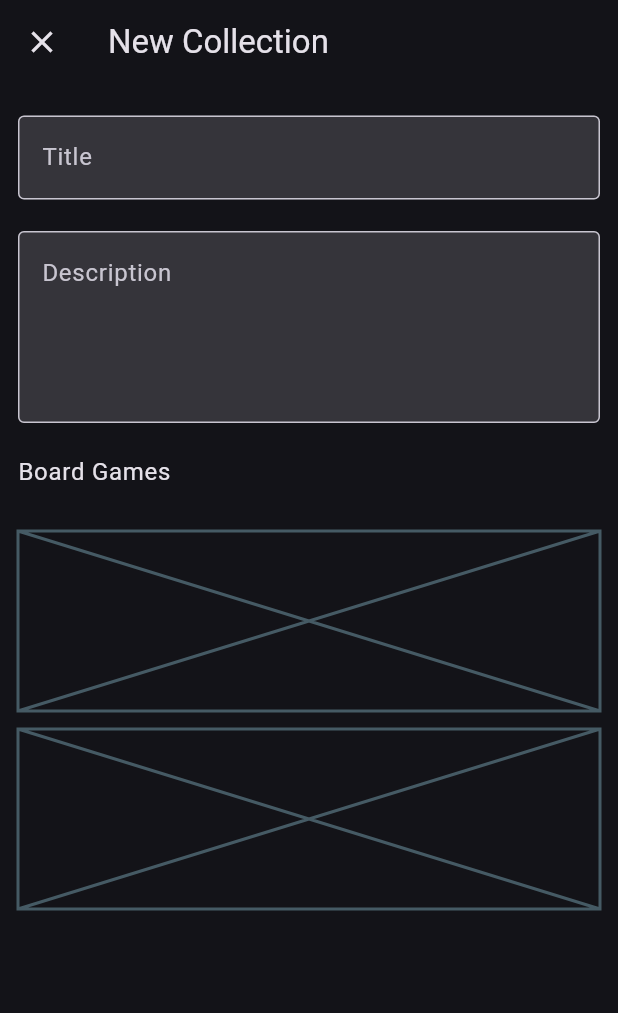
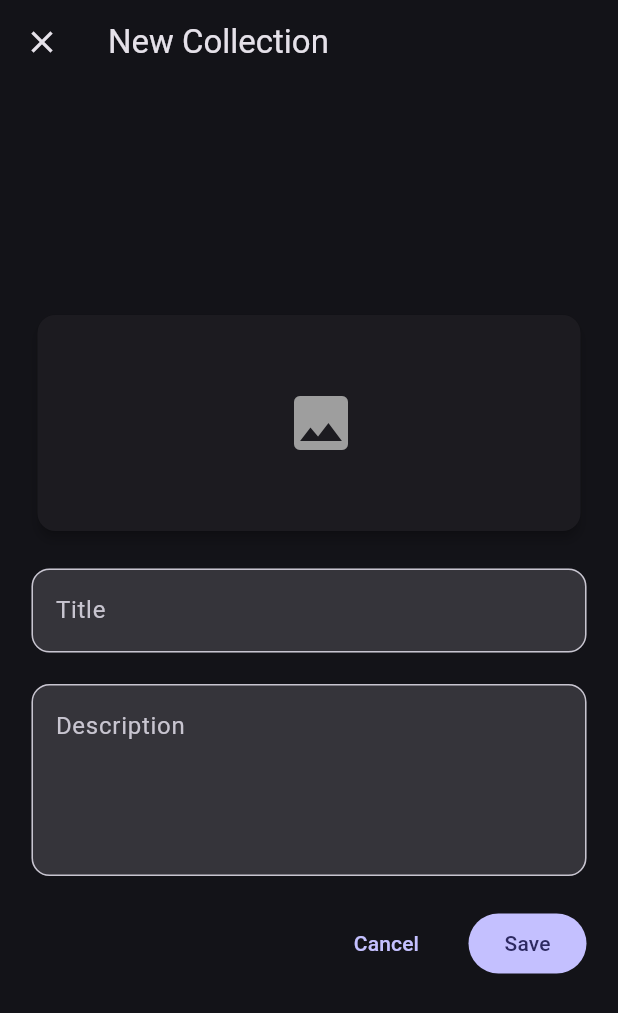
Before and after one commit to ArthurFcc/project_emperor, a Flutter app: the CollectionList screen opened directly, after a tap on the "add" icon, on a phone screen of 412 x 824 dp. Shown: the top 1013 px of the screen. Run offline on Flutter 3.47's test engine with Material 3 defaults, Android fonts, the phone set to English and light mode, and no system bars; our stand-ins replace dio, equatable, flutter_bloc, image_picker; network calls fail.

Commit message:
New Collection implementation and collection card image

```diff
--- a/analysis_options.yaml
+++ b/analysis_options.yaml
@@ -7,6 +7,9 @@
 
 # The following line activates a set of recommended lints for Flutter apps,
 # packages, and plugins designed to encourage good coding practices.
+analyzer:
+  errors:
+    use_build_context_synchronously: ignore
 include: package:flutter_lints/flutter.yaml
 
 linter:
--- a/lib/bloc/collections/collection_list_state.dart
+++ b/lib/bloc/collections/collection_list_state.dart
@@ -15,13 +15,11 @@ final class CollectionListState extends Equatable {
     FetchStatus? status,
     List<CollectionData>? collections,
     bool? hasReachedMax,
-  }) {
-    return CollectionListState(
-      status: status ?? this.status,
-      collections: collections ?? this.collections,
-      hasReachedMax: hasReachedMax ?? this.hasReachedMax,
-    );
-  }
+  }) => CollectionListState(
+    status: status ?? this.status,
+    collections: collections ?? this.collections,
+    hasReachedMax: hasReachedMax ?? this.hasReachedMax,
+  );
 
   @override
   List<Object?> get props => [status, collections, hasReachedMax];
--- /dev/null
+++ b/lib/bloc/collections/new_collection/new_collection_cubit.dart
@@ -0,0 +1,13 @@
+import 'package:equatable/equatable.dart';
+import 'package:flutter_bloc/flutter_bloc.dart';
+import 'package:image_picker/image_picker.dart';
+
+part 'new_collection_state.dart';
+
+final class NewCollectionCubit extends Cubit<NewCollectionState> {
+  NewCollectionCubit() : super(NewCollectionState());
+
+  Future<void> addCoverImage(XFile newImage) async {
+    emit(state.copyWith(coverImage: newImage));
+  }
+}
--- /dev/null
+++ b/lib/bloc/collections/new_collection/new_collection_state.dart
@@ -0,0 +1,26 @@
+part of 'new_collection_cubit.dart';
+
+final class NewCollectionState extends Equatable {
+  const NewCollectionState({
+    this.name = '',
+    this.description = '',
+    this.coverImage,
+  });
+
+  final String name;
+  final String description;
+  final XFile? coverImage;
+
+  NewCollectionState copyWith({
+    String? name,
+    String? description,
+    XFile? coverImage,
+  }) => NewCollectionState(
+    name: name ?? this.name,
+    description: description ?? this.description,
+    coverImage: coverImage ?? this.coverImage,
+  );
+
+  @override
+  List<Object?> get props => [name, description, coverImage];
+}
--- a/lib/components/inputs/my_textinput.dart
+++ b/lib/components/inputs/my_textinput.dart
@@ -20,7 +20,7 @@ class MyTextInput extends StatelessWidget {
       controller: textEditingController,
       focusNode: focusNode,
       decoration: InputDecoration(
-        border: OutlineInputBorder(),
+        border: OutlineInputBorder(borderRadius: BorderRadius.circular(12)),
         filled: true,
         labelText: label,
         alignLabelWithHint: textBox,
--- a/lib/main.dart
+++ b/lib/main.dart
@@ -45,9 +45,9 @@ class MyApp extends StatelessWidget {
           builder:
               (context, state) => Scaffold(
                 appBar: AppBar(
-                  actionsPadding: EdgeInsets.only(right: 21),
+                  actionsPadding: EdgeInsets.only(right: 21, top: 12),
                   title: Padding(
-                    padding: EdgeInsets.only(left: 6),
+                    padding: EdgeInsets.only(left: 6, top: 12),
                     child: Text(
                       "Hello, Arthur 👋",
                       style: Theme.of(
--- a/lib/pages/collection/collection_list.dart
+++ b/lib/pages/collection/collection_list.dart
@@ -1,4 +1,5 @@
 import 'package:boardgame_collector/bloc/collections/collection_list_cubit.dart';
+import 'package:boardgame_collector/bloc/collections/new_collection/new_collection_cubit.dart';
 import 'package:boardgame_collector/pages/collection/new_collection.dart';
 import 'package:boardgame_collector/pages/collection/widgets/collection_card.dart';
 import 'package:boardgame_collector/service/shared/fetch_status.dart';
@@ -24,7 +25,24 @@ class _CollectionListState extends State<CollectionList> {
     return Scaffold(
       body: BlocBuilder<CollectionListCubit, CollectionListState>(
         builder:
-            (context, state) =>
+            (context, state) => SingleChildScrollView(
+              physics: AlwaysScrollableScrollPhysics(),
+              child: Column(
+                children: [
+                  Padding(
+                    padding: EdgeInsetsGeometry.only(
+                      left: 21,
+                      right: 21,
+                      top: 12,
+                    ),
+                    child: SearchBar(
+                      hintText: "Search",
+                      leading: Padding(
+                        padding: EdgeInsetsGeometry.only(left: 8),
+                        child: Icon(Icons.search),
+                      ),
+                    ),
+                  ),
                   state.status == FetchStatus.loading
                       ? Center(
                         child: SizedBox(
@@ -34,6 +52,9 @@ class _CollectionListState extends State<CollectionList> {
                         ),
                       )
                       : ListView.builder(
+                        physics: NeverScrollableScrollPhysics(),
+                        addAutomaticKeepAlives: true,
+                        addRepaintBoundaries: true,
                         itemCount: state.collections.length,
                         shrinkWrap: true,
                         padding: EdgeInsets.symmetric(vertical: 12),
@@ -44,6 +65,9 @@ class _CollectionListState extends State<CollectionList> {
                                   state.collections[index].numberOfGames,
                               description: state.collections[index].description,
                               title: state.collections[index].title,
+                            ),
+                      ),
+                ],
               ),
             ),
       ),
@@ -60,7 +84,11 @@ class _CollectionListState extends State<CollectionList> {
         MaterialPageRoute<void>(
           fullscreenDialog: true,
           barrierDismissible: false,
-          builder: (context) => NewCollection(),
+          builder:
+              (context) => BlocProvider(
+                create: (context) => NewCollectionCubit(),
+                child: NewCollection(),
+              ),
         ),
       );
 }
--- a/lib/pages/collection/new_collection.dart
+++ b/lib/pages/collection/new_collection.dart
@@ -1,5 +1,10 @@
+import 'dart:io';
+
+import 'package:boardgame_collector/bloc/collections/new_collection/new_collection_cubit.dart';
 import 'package:boardgame_collector/components/inputs/my_textinput.dart';
 import 'package:flutter/material.dart';
+import 'package:flutter_bloc/flutter_bloc.dart';
+import 'package:image_picker/image_picker.dart';
 
 class NewCollection extends StatefulWidget {
   const NewCollection({super.key});
@@ -9,16 +14,64 @@ class NewCollection extends StatefulWidget {
 }
 
 class _NewCollectionState extends State<NewCollection> {
+  XFile? currentImage;
+
+  Future<void> getImage() async {
+    final ImagePicker picker = ImagePicker();
+    final XFile? image = await picker.pickImage(source: ImageSource.gallery);
+    if (image != null) {
+      BlocProvider.of<NewCollectionCubit>(context).addCoverImage(image);
+    }
+  }
+
   @override
   Widget build(BuildContext context) {
     return Scaffold(
       appBar: AppBar(title: Text('New Collection')),
-      body: Padding(
-        padding: EdgeInsets.symmetric(vertical: 21, horizontal: 12),
-        child: SingleChildScrollView(
+      body: BlocBuilder<NewCollectionCubit, NewCollectionState>(
+        builder:
+            (context, state) => Padding(
+              padding: EdgeInsets.only(left: 21, right: 21, bottom: 21),
               child: Column(
+                mainAxisAlignment: MainAxisAlignment.center,
                 spacing: 21,
                 children: [
+                  GestureDetector(
+                    onTap: () => getImage(),
+                    child: Card(
+                      elevation: 3,
+                      shape: RoundedRectangleBorder(
+                        borderRadius: BorderRadiusGeometry.circular(12),
+                      ),
+                      child:
+                          state.coverImage != null
+                              ? Container(
+                                height: 150,
+                                decoration: BoxDecoration(
+                                  borderRadius: BorderRadius.circular(12),
+                                  image: DecorationImage(
+                                    isAntiAlias: true,
+                                    image: FileImage(
+                                      File(state.coverImage!.path),
+                                    ),
+                                    fit: BoxFit.cover,
+                                    alignment: Alignment.topCenter,
+                                  ),
+                                ),
+                              )
+                              : Padding(
+                                padding: EdgeInsets.symmetric(
+                                  horizontal: 165,
+                                  vertical: 48,
+                                ),
+                                child: Icon(
+                                  Icons.image,
+                                  color: Colors.grey,
+                                  size: 48,
+                                ),
+                              ),
+                    ),
+                  ),
                   MyTextInput(
                     label: 'Title',
                     textEditingController: TextEditingController(),
@@ -29,49 +82,18 @@ class _NewCollectionState extends State<NewCollection> {
                     textEditingController: TextEditingController(),
                   ),
                   Row(
+                    mainAxisAlignment: MainAxisAlignment.end,
                     children: [
-                  Text(
-                    'Board Games',
-                    style: Theme.of(context).textTheme.bodyLarge,
+                      Padding(
+                        padding: EdgeInsetsGeometry.only(right: 21),
+                        child: TextButton(
+                          onPressed: () => Navigator.of(context).pop(),
+                          child: Text("Cancel"),
                         ),
+                      ),
+                      FilledButton(onPressed: () {}, child: Text("Save")),
                     ],
                   ),
-              /*
-                Add card with a auto-complete form field that fetches the board
-                game information
-              */
-              ListView.builder(
-                itemCount: 2,
-                shrinkWrap: true,
-                physics: NeverScrollableScrollPhysics(),
-                itemBuilder:
-                    (context, index) => Padding(
-                      padding: EdgeInsets.symmetric(vertical: 6),
-                      child: Placeholder(fallbackHeight: 120),
-                    ),
-              ),
-
-              /*
-                Miniatures will come in a future implementation
-              */
-              // Row(
-              //   children: [
-              //     Text(
-              //       'Miniatures',
-              //       style: Theme.of(context).textTheme.bodyLarge,
-              //     ),
-              //   ],
-              // ),
-              // ListView.builder(
-              //   itemCount: 2,
-              //   shrinkWrap: true,
-              //   physics: NeverScrollableScrollPhysics(),
-              //   itemBuilder:
-              //       (context, index) => Padding(
-              //         padding: EdgeInsets.symmetric(vertical: 6),
-              //         child: Placeholder(fallbackHeight: 120),
-              //       ),
-              // ),
                 ],
               ),
             ),
--- a/lib/pages/collection/widgets/collection_card.dart
+++ b/lib/pages/collection/widgets/collection_card.dart
@@ -22,12 +22,32 @@ class CollectionCard extends StatelessWidget {
   Widget build(BuildContext context) {
     return Card(
       elevation: 3,
+      shape: RoundedRectangleBorder(
+        borderRadius: BorderRadiusGeometry.circular(12),
+      ),
       margin: EdgeInsets.symmetric(horizontal: 21, vertical: 7),
       child: Padding(
         padding: EdgeInsets.all(12),
         child: Column(
           crossAxisAlignment: CrossAxisAlignment.start,
           children: [
+            Padding(
+              padding: EdgeInsetsGeometry.only(bottom: 12),
+              child: Container(
+                height: 150,
+                decoration: BoxDecoration(
+                  borderRadius: BorderRadius.circular(12),
+                  image: DecorationImage(
+                    isAntiAlias: true,
+                    image: AssetImage(
+                      "assets/image.jpg",
+                    ), // Change to only file
+                    fit: BoxFit.cover,
+                    alignment: Alignment.topCenter,
+                  ),
+                ),
+              ),
+            ),
             Row(
               mainAxisAlignment: MainAxisAlignment.spaceBetween,
               children: [
--- a/pubspec.yaml
+++ b/pubspec.yaml
@@ -37,6 +37,7 @@ dependencies:
   flutter_bloc: ^9.1.0
   equatable: ^2.0.7
   dio: ^5.8.0+1
+  image_picker: ^1.1.2
 
 dev_dependencies:
   flutter_test:
@@ -61,8 +62,8 @@ flutter:
   uses-material-design: true
 
   # To add assets to your application, add an assets section, like this:
-  # assets:
-  #   - images/a_dot_burr.jpeg
+  assets:
+    - "assets/image.jpg"
   #   - images/a_dot_ham.jpeg
 
   # An image asset can refer to one or more resolution-specific "variants", see
```
Lines whose indentation alone changed are shown as unchanged.
